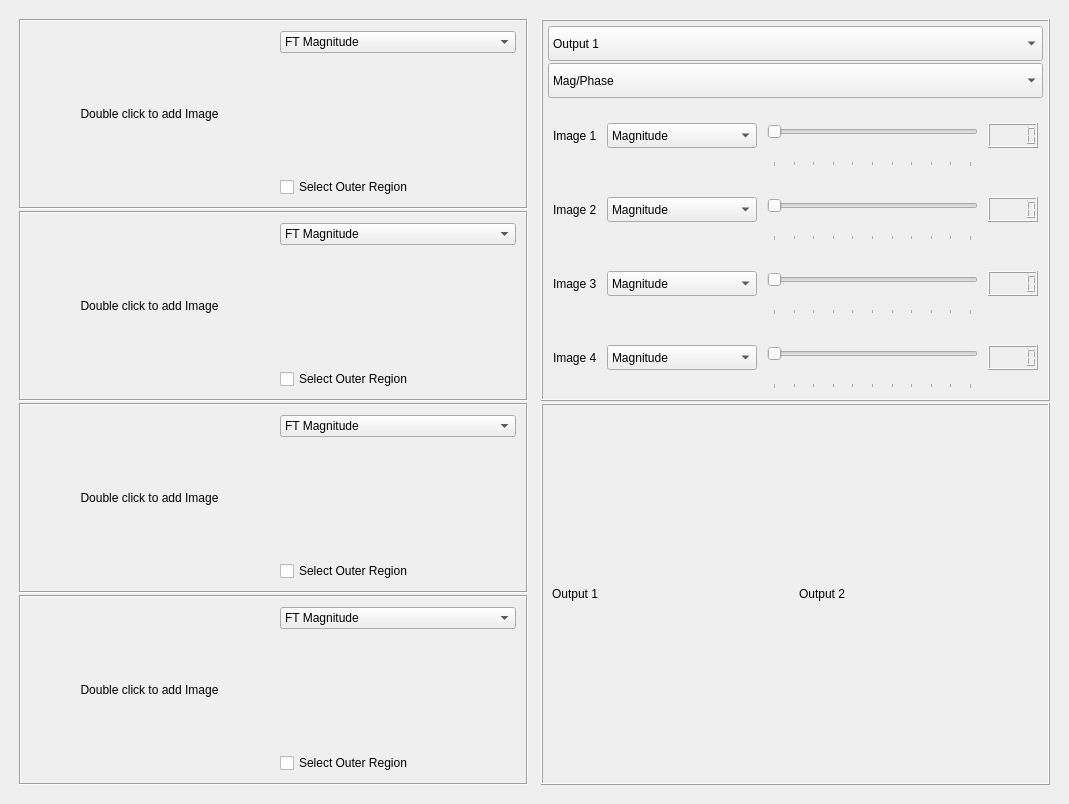
Qt form task4.ui (OmarAtef0/Fourier-Transform-Mixer) before a commit.
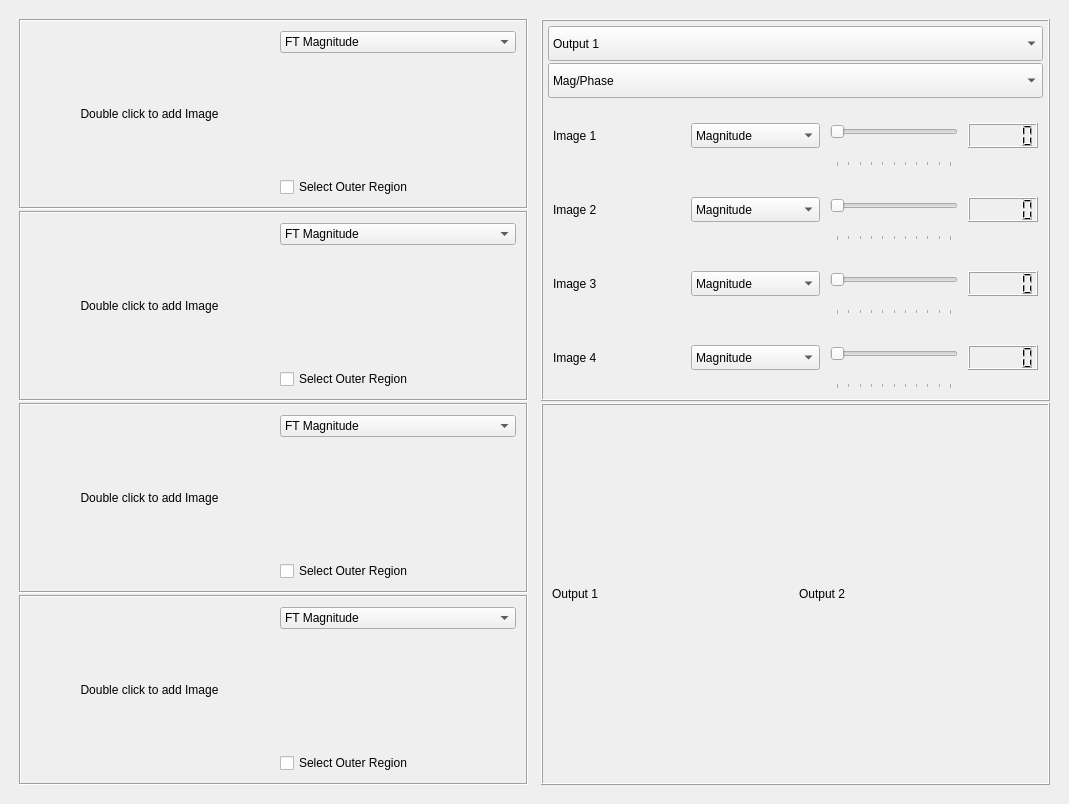
The same form after that commit. Custom widgets are drawn as their Qt base class.

Patch:
```diff
--- a/task4.ui
+++ b/task4.ui
@@ -721,6 +721,18 @@
                 </property>
                 <item>
                  <widget class="QLabel" name="label_11">
+                  <property name="sizePolicy">
+                   <sizepolicy hsizetype="Expanding" vsizetype="Expanding">
+                    <horstretch>0</horstretch>
+                    <verstretch>0</verstretch>
+                   </sizepolicy>
+                  </property>
+                  <property name="maximumSize">
+                   <size>
+                    <width>200</width>
+                    <height>16777215</height>
+                   </size>
+                  </property>
                   <property name="text">
                    <string>Image 1</string>
                   </property>
@@ -742,7 +754,7 @@
                   </property>
                   <property name="maximumSize">
                    <size>
-                    <width>150</width>
+                    <width>200</width>
                     <height>16777215</height>
                    </size>
                   </property>
@@ -774,7 +786,7 @@
                   </property>
                   <property name="maximumSize">
                    <size>
-                    <width>16777215</width>
+                    <width>250</width>
                     <height>16777215</height>
                    </size>
                   </property>
@@ -814,13 +826,12 @@
                   </property>
                   <property name="maximumSize">
                    <size>
-                    <width>50</width>
+                    <width>70</width>
                     <height>25</height>
                    </size>
                   </property>
                   <property name="font">
                    <font>
-                    <weight>75</weight>
                     <bold>true</bold>
                    </font>
                   </property>
@@ -864,6 +875,18 @@
                 </property>
                 <item>
                  <widget class="QLabel" name="label_12">
+                  <property name="sizePolicy">
+                   <sizepolicy hsizetype="Expanding" vsizetype="Expanding">
+                    <horstretch>0</horstretch>
+                    <verstretch>0</verstretch>
+                   </sizepolicy>
+                  </property>
+                  <property name="maximumSize">
+                   <size>
+                    <width>200</width>
+                    <height>16777215</height>
+                   </size>
+                  </property>
                   <property name="text">
                    <string>Image 2</string>
                   </property>
@@ -885,7 +908,7 @@
                   </property>
                   <property name="maximumSize">
                    <size>
-                    <width>150</width>
+                    <width>200</width>
                     <height>16777215</height>
                    </size>
                   </property>
@@ -917,7 +940,7 @@
                   </property>
                   <property name="maximumSize">
                    <size>
-                    <width>16777215</width>
+                    <width>250</width>
                     <height>16777215</height>
                    </size>
                   </property>
@@ -954,13 +977,12 @@
                   </property>
                   <property name="maximumSize">
                    <size>
-                    <width>50</width>
+                    <width>70</width>
                     <height>25</height>
                    </size>
                   </property>
                   <property name="font">
                    <font>
-                    <weight>75</weight>
                     <bold>true</bold>
                    </font>
                   </property>
@@ -1004,6 +1026,18 @@
                 </property>
                 <item>
                  <widget class="QLabel" name="label_14">
+                  <property name="sizePolicy">
+                   <sizepolicy hsizetype="Expanding" vsizetype="Expanding">
+                    <horstretch>0</horstretch>
+                    <verstretch>0</verstretch>
+                   </sizepolicy>
+                  </property>
+                  <property name="maximumSize">
+                   <size>
+                    <width>200</width>
+                    <height>16777215</height>
+                   </size>
+                  </property>
                   <property name="text">
                    <string>Image 3</string>
                   </property>
@@ -1025,7 +1059,7 @@
                   </property>
                   <property name="maximumSize">
                    <size>
-                    <width>150</width>
+                    <width>200</width>
                     <height>16777215</height>
                    </size>
                   </property>
@@ -1057,7 +1091,7 @@
                   </property>
                   <property name="maximumSize">
                    <size>
-                    <width>16777215</width>
+                    <width>250</width>
                     <height>16777215</height>
                    </size>
                   </property>
@@ -1094,13 +1128,12 @@
                   </property>
                   <property name="maximumSize">
                    <size>
-                    <width>50</width>
+                    <width>70</width>
                     <height>25</height>
                    </size>
                   </property>
                   <property name="font">
                    <font>
-                    <weight>75</weight>
                     <bold>true</bold>
                    </font>
                   </property>
@@ -1144,6 +1177,18 @@
                 </property>
                 <item>
                  <widget class="QLabel" name="label_13">
+                  <property name="sizePolicy">
+                   <sizepolicy hsizetype="Expanding" vsizetype="Expanding">
+                    <horstretch>0</horstretch>
+                    <verstretch>0</verstretch>
+                   </sizepolicy>
+                  </property>
+                  <property name="maximumSize">
+                   <size>
+                    <width>200</width>
+                    <height>16777215</height>
+                   </size>
+                  </property>
                   <property name="text">
                    <string>Image 4</string>
                   </property>
@@ -1165,7 +1210,7 @@
                   </property>
                   <property name="maximumSize">
                    <size>
-                    <width>150</width>
+                    <width>200</width>
                     <height>16777215</height>
                    </size>
                   </property>
@@ -1197,7 +1242,7 @@
                   </property>
                   <property name="maximumSize">
                    <size>
-                    <width>16777215</width>
+                    <width>250</width>
                     <height>16777215</height>
                    </size>
                   </property>
@@ -1234,13 +1279,12 @@
                   </property>
                   <property name="maximumSize">
                    <size>
-                    <width>50</width>
+                    <width>70</width>
                     <height>25</height>
                    </size>
                   </property>
                   <property name="font">
                    <font>
-                    <weight>75</weight>
                     <bold>true</bold>
                    </font>
                   </property>
```
